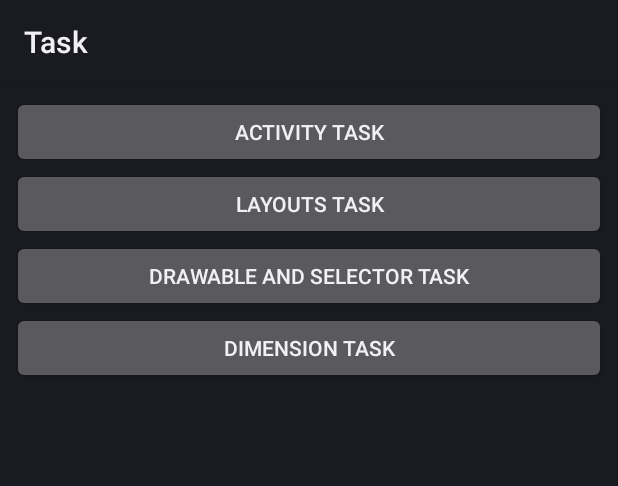
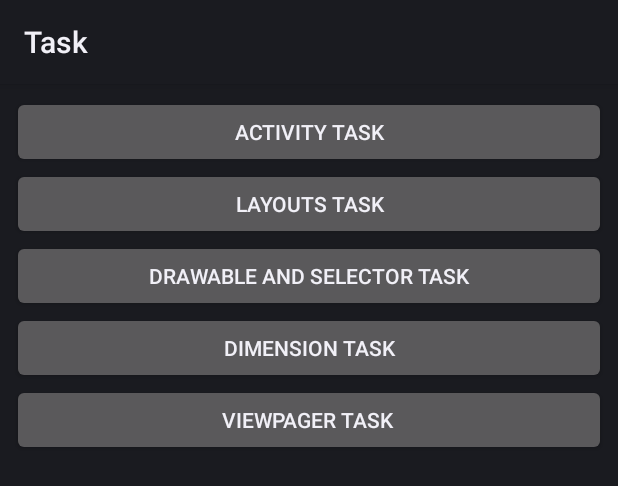
Before and after one commit to nishiket04/Mobile-Training-2025, an Android app: the layout activity_main.xml on its own in the app's theme, with its tools: preview values and no code run, on a phone screen of 412 x 824 dp. Shown: the top 486 px of the screen. Run offline under Robolectric (Android 15) with nearby library versions, the phone set to English and light mode, and no system bars.

Commit message:
view pager task activity and packgae created,button added MainActivity

```diff
--- a/app/src/main/AndroidManifest.xml
+++ b/app/src/main/AndroidManifest.xml
@@ -14,6 +14,9 @@
         tools:targetApi="31">
         <activity
             android:name=".dimension.DimensionActivity"
+            android:exported="false" />
+        <activity
+            android:name=".viewpager.ViewPagerActivity"
             android:exported="false" />
         <activity
             android:name=".drawable.DrawableActivity"
--- a/app/src/main/res/layout/activity_main.xml
+++ b/app/src/main/res/layout/activity_main.xml
@@ -33,5 +33,11 @@
         android:layout_height="wrap_content"
         android:text="Dimension Task"
         />
+    <Button
+        android:id="@+id/viewpager_task"
+        android:layout_width="match_parent"
+        android:layout_height="wrap_content"
+        android:text="ViewPager Task "
+        />
 
 </LinearLayout>
```
Also changed, not shown: app/src/main/java/com/nishiket/task/MainActivity.kt (+7 -0 lines), app/src/main/java/com/nishiket/task/viewpager/ViewPagerActivity.kt (added, +21 -0 lines), app/src/main/res/layout/activity_view_pager.xml (added, +10 -0 lines).
